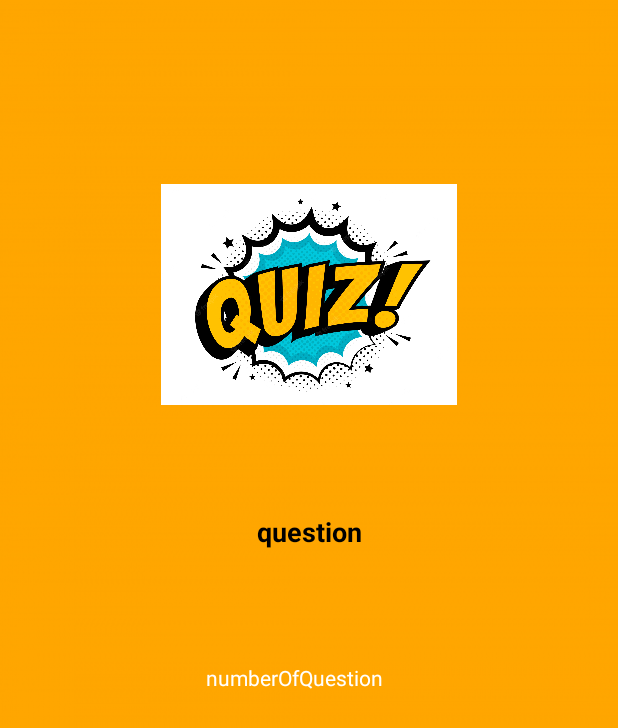
After one commit to doramagyari/Android-2022, an Android app: the layout fragment_question_detail.xml on its own in the app's theme, with its tools: preview values and no code run, on a phone screen of 412 x 824 dp. The commit adds this screen. Shown: the top 728 px of the screen. Run offline under Robolectric (Android 15) with nearby library versions, the phone set to English and light mode, and no system bars.

Commit message:
questionList

```diff
--- a/QuizV2/app/src/main/java/com/example/quizv2/ui_fragments/AddQuestions.kt
+++ /dev/null
@@ -1,4 +0,0 @@
-package com.example.quizv2.ui_fragments
-
-class AddQuestions {
-}
--- a/QuizV2/app/src/main/java/com/example/quizv2/ui_fragments/Home.kt
+++ b/QuizV2/app/src/main/java/com/example/quizv2/ui_fragments/Home.kt
@@ -13,6 +13,7 @@ import com.example.quizv2.databinding.FragmentHomeBinding
 class Home : Fragment() {
     lateinit var binding: FragmentHomeBinding
     lateinit var testSkills : Button
+    lateinit var readQuestions : Button
 
     override fun onCreateView(
         inflater: LayoutInflater, container: ViewGroup?,
@@ -21,6 +22,7 @@ class Home : Fragment() {
         binding = FragmentHomeBinding.inflate(inflater, container, false)
 
         testSkills = binding.homeButton1
+        readQuestions  = binding.homeButton2
         return binding.root
     }
 
@@ -31,5 +33,9 @@ class Home : Fragment() {
             parentFragmentManager.beginTransaction().replace(R.id.fragment_container, StartQuiz()).addToBackStack(null).commit()
         }
 
+        readQuestions.setOnClickListener {
+            parentFragmentManager.beginTransaction().replace(R.id.fragment_container, QuestionList()).addToBackStack(null).commit()
+        }
+
     }
 }
--- a/QuizV2/app/src/main/java/com/example/quizv2/ui_fragments/MainActivity.kt
+++ b/QuizV2/app/src/main/java/com/example/quizv2/ui_fragments/MainActivity.kt
@@ -43,8 +43,7 @@ class MainActivity : AppCompatActivity() {
             when(it.itemId){
                 R.id.navigation_Home -> Navigation.findNavController(this, R.id.navigationView).navigate(R.id.home3)
                 R.id.navigation_Quiz -> Navigation.findNavController(this, R.id.navigationView).navigate(R.id.startQuiz)
-//                R.id.nav_list -> Navigation.findNavController(this, R.id.nav_host_fragment).navigate(R.id.quizListFrag)
-//                R.id.nav_add -> Navigation.findNavController(this, R.id.nav_host_fragment).navigate(R.id.quizAddFrag)
+
             }
             true
         }
--- /dev/null
+++ b/QuizV2/app/src/main/res/layout/fragment_question_detail.xml
@@ -0,0 +1,92 @@
+<?xml version="1.0" encoding="utf-8"?>
+<androidx.constraintlayout.widget.ConstraintLayout
+    xmlns:android="http://schemas.android.com/apk/res/android"
+    xmlns:app="http://schemas.android.com/apk/res-auto"
+    android:layout_width="match_parent"
+    android:layout_height="match_parent"
+    android:background="@drawable/background">
+
+    <ImageView
+        android:id="@+id/imageView"
+        android:layout_width="197dp"
+        android:layout_height="182dp"
+        android:layout_marginTop="60dp"
+        app:layout_constraintBottom_toTopOf="@+id/question"
+        app:layout_constraintEnd_toEndOf="parent"
+        app:layout_constraintStart_toStartOf="parent"
+        app:layout_constraintTop_toTopOf="parent"
+        app:srcCompat="@drawable/image" />
+
+    <TextView
+        android:id="@+id/question"
+        android:layout_width="wrap_content"
+        android:layout_height="wrap_content"
+        android:ellipsize="end"
+        android:maxLines="1"
+        android:layout_margin="10dp"
+        android:text="question"
+        android:textColor="@android:color/black"
+        android:textSize="18sp"
+        android:textStyle="bold"
+        app:layout_constraintBottom_toTopOf="@id/numberOfQuestion"
+        app:layout_constraintEnd_toEndOf="parent"
+        app:layout_constraintStart_toStartOf="parent"
+        app:layout_constraintTop_toBottomOf="@+id/imageView" />
+
+    <TextView
+        android:id="@+id/numberOfQuestion"
+        android:layout_width="wrap_content"
+        android:layout_height="wrap_content"
+        android:layout_below="@id/question"
+        android:layout_marginTop="20dp"
+        android:layout_marginEnd="20dp"
+        android:text="numberOfQuestion"
+        android:textColor="@color/white"
+        app:layout_constraintBottom_toTopOf="@+id/answer1"
+        app:layout_constraintEnd_toEndOf="parent"
+        app:layout_constraintStart_toStartOf="parent"
+        app:layout_constraintTop_toBottomOf="@+id/question" />
+
+    <TextView
+        android:id="@+id/answer1"
+        android:layout_width="wrap_content"
+        android:layout_height="wrap_content"
+        android:textColor="@color/white"
+        app:layout_constraintBottom_toTopOf="@+id/answer2"
+        app:layout_constraintEnd_toEndOf="parent"
+        app:layout_constraintStart_toStartOf="parent"
+        app:layout_constraintTop_toBottomOf="@+id/numberOfQuestion" />
+
+    <TextView
+        android:id="@+id/answer2"
+        android:layout_width="wrap_content"
+        android:layout_height="wrap_content"
+        android:textColor="@color/white"
+        app:layout_constraintBottom_toTopOf="@+id/answer3"
+        app:layout_constraintEnd_toEndOf="parent"
+        app:layout_constraintStart_toStartOf="parent"
+        app:layout_constraintTop_toBottomOf="@+id/answer1"/>
+
+    <TextView
+        android:id="@+id/answer3"
+        android:layout_width="wrap_content"
+        android:layout_height="wrap_content"
+        android:textColor="@color/white"
+        app:layout_constraintBottom_toTopOf="@+id/answer4"
+        app:layout_constraintEnd_toEndOf="parent"
+        app:layout_constraintStart_toStartOf="parent"
+        app:layout_constraintTop_toBottomOf="@+id/answer2"/>
+
+    <TextView
+        android:id="@+id/answer4"
+        android:layout_width="wrap_content"
+        android:layout_height="wrap_content"
+        android:layout_marginBottom="60dp"
+        android:textColor="@color/white"
+        app:layout_constraintBottom_toBottomOf="parent"
+        app:layout_constraintEnd_toEndOf="parent"
+        app:layout_constraintStart_toStartOf="parent"
+        app:layout_constraintTop_toBottomOf="@+id/answer3"/>
+
+
+</androidx.constraintlayout.widget.ConstraintLayout>
--- /dev/null
+++ b/build.gradle
@@ -0,0 +1,6 @@
+// Top-level build file where you can add configuration options common to all sub-projects/modules.
+plugins {
+    id 'com.android.application' version '7.3.0' apply false
+    id 'com.android.library' version '7.3.0' apply false
+    id 'org.jetbrains.kotlin.android' version '1.7.10' apply false
+}
```
Also changed, not shown: QuizV2/app/src/main/java/com/example/quizv2/ui_fragments/QuestionDetail.kt (added, +50 -0 lines), QuizV2/app/src/main/java/com/example/quizv2/ui_fragments/QuestionList.kt (added, +58 -0 lines), QuizV2/app/src/main/java/com/example/quizv2/ui_fragments/RecyclerViewAdapter.kt (added, +85 -0 lines), QuizV2/app/src/main/res/layout/fragment_question_list.xml (added, +17 -0 lines), QuizV2/app/src/main/res/layout/recycleview_example_item.xml (added, +69 -0 lines), gradle.properties (added, +23 -0 lines), settings.gradle (added, +18 -0 lines), gradle/wrapper/gradle-wrapper.properties (added), 3 other files.
